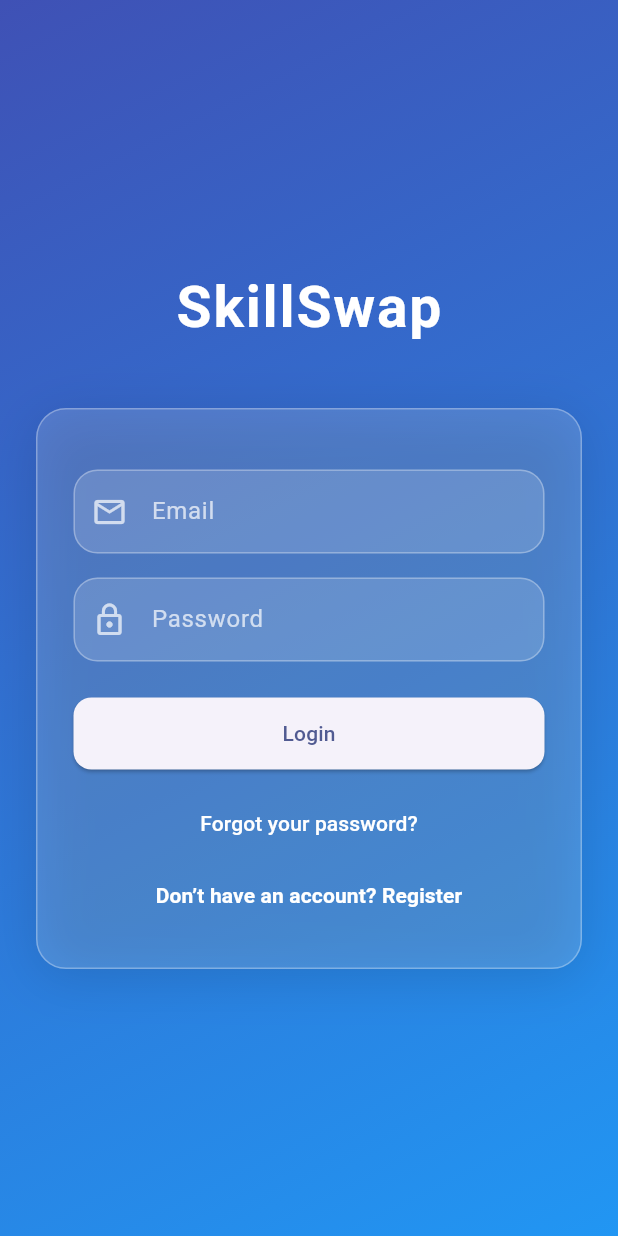
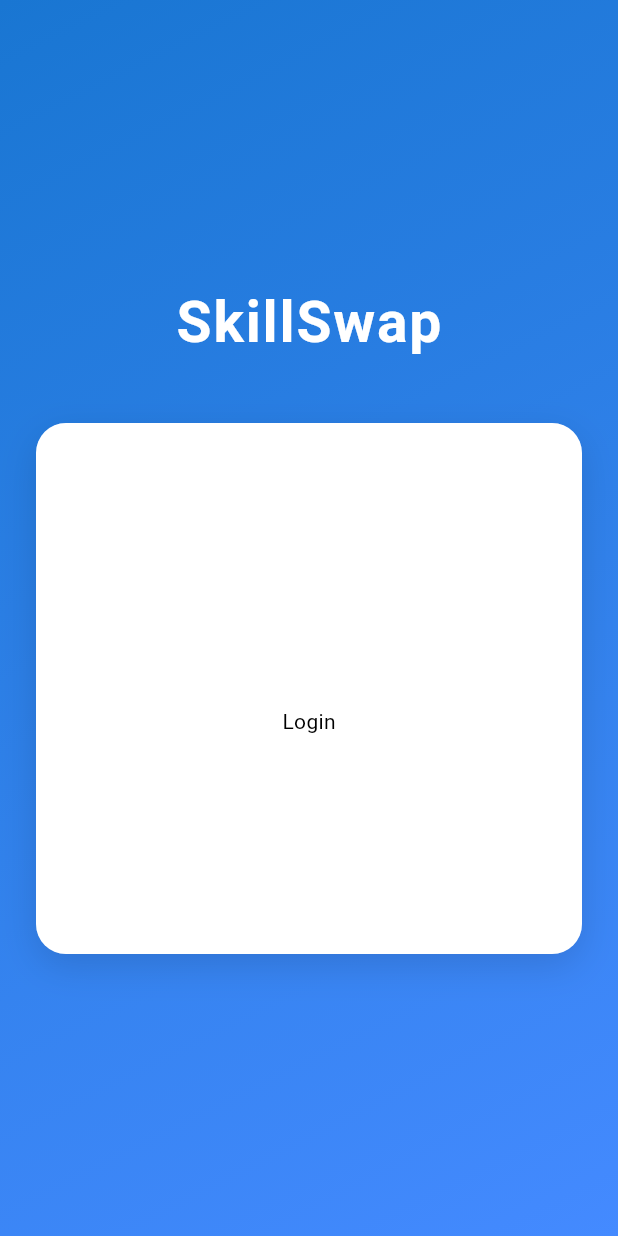
Before and after one commit to preetiahuja18/Codermates-Odoo, a Flutter app: the screen it shows after launch, on a phone screen of 412 x 824 dp. Run offline on Flutter 3.47's test engine with Material 3 defaults, Android fonts, the phone set to English and light mode, and no system bars; drawn by our look-alikes of flutter_animate.

Commit message:
code changes

```diff
--- a/frontend/lib/core/utils/style.dart
+++ b/frontend/lib/core/utils/style.dart
@@ -6,8 +6,8 @@ abstract class AxStyle {
   static const Color white = Color(0xffffffff);
 
 
-  static const Color primaryBgColor = AxStyle.black;
-  static const Color primaryTextColor = AxStyle.white;
+  static const Color primaryBgColor = AxStyle.white;
+  static const Color primaryTextColor = AxStyle.black;
 
   static const TextStyle primaryTextStyle = TextStyle(
     color: primaryTextColor
--- a/frontend/lib/core/widget/components/input.dart
+++ b/frontend/lib/core/widget/components/input.dart
@@ -1,4 +1,5 @@
 import 'package:flutter/material.dart';
+import 'package:skill_swap/core/utils/style.dart';
 
 class InputField extends StatelessWidget {
   final TextEditingController controller;
@@ -19,23 +20,26 @@ class InputField extends StatelessWidget {
     return TextField(
       controller: controller,
       obscureText: obscureText,
-      style: const TextStyle(color: Colors.white),
-      cursorColor: Colors.white,
+      style: AxStyle.primaryTextStyle.copyWith(color: AxStyle.white),
+      cursorColor: AxStyle.white,
       decoration: InputDecoration(
         prefixIcon: icon != null
-            ? Icon(icon, color: Colors.white70)
+            ? Icon(icon, color: AxStyle.white.withValues(alpha: 0.7))
             : null,
         hintText: hintText,
-        hintStyle: TextStyle(color: Colors.white.withOpacity(0.7)),
+        hintStyle: AxStyle.primaryTextStyle.copyWith(
+          color: AxStyle.white.withValues(alpha: 0.7),
+        ),
         filled: true,
-        fillColor: Colors.white.withOpacity(0.15),
+        fillColor: AxStyle.white.withValues(alpha: 0.12),
+        contentPadding: AxButtonStyle.innerPadding,
         enabledBorder: OutlineInputBorder(
-          borderRadius: BorderRadius.circular(16),
-          borderSide: BorderSide(color: Colors.white.withOpacity(0.3)),
+          borderRadius: AxButtonStyle.borderRadius,
+          borderSide: BorderSide(color: AxStyle.white.withValues(alpha: 0.3)),
         ),
         focusedBorder: OutlineInputBorder(
-          borderRadius: BorderRadius.circular(16),
-          borderSide: const BorderSide(color: Colors.white, width: 1.5),
+          borderRadius: AxButtonStyle.borderRadius,
+          borderSide: BorderSide(color: AxStyle.white, width: 1.5),
         ),
       ),
     );
--- a/frontend/lib/core/widget/components/primary_button.dart
+++ b/frontend/lib/core/widget/components/primary_button.dart
@@ -1,20 +1,32 @@
 import 'package:flutter/material.dart';
+import 'package:skill_swap/core/utils/style.dart';
 
 class PrimaryButton extends StatelessWidget {
   final String text;
   final VoidCallback? onPressed;
 
-  const PrimaryButton({super.key, required this.text, required this.onPressed});
+  const PrimaryButton({
+    super.key,
+    required this.text,
+    required this.onPressed,
+  });
 
   @override
   Widget build(BuildContext context) {
-    return ElevatedButton(
-      onPressed: onPressed,
-      style: ElevatedButton.styleFrom(
-        minimumSize: const Size(double.infinity, 48),
-        shape: RoundedRectangleBorder(borderRadius: BorderRadius.circular(12)),
+    return GestureDetector(
+      onTap: onPressed,
+      child: Container(
+        width: double.infinity,
+        padding: AxButtonStyle.innerPadding,
+        decoration: AxButtonStyle.filled,
+        alignment: Alignment.center,
+        child: Text(
+          text,
+          style: AxButtonStyle.filledTextStyle.copyWith(
+            fontWeight: FontWeight.bold,
+          ),
+        ),
       ),
-      child: Text(text),
     );
   }
 }
--- a/frontend/lib/core/widget/layout/body.layout.dart
+++ b/frontend/lib/core/widget/layout/body.layout.dart
@@ -4,8 +4,13 @@ import 'package:skill_swap/core/utils/style.dart';
 class BodyLayout extends StatelessWidget {
 
   final Widget body;
+  final bool showAppBar;
 
-  const BodyLayout({super.key,required this.body});
+   const BodyLayout({
+    super.key,
+    required this.body,
+    this.showAppBar = true,
+  });
 
   @override
   Widget build(BuildContext context) {
@@ -13,13 +18,16 @@ class BodyLayout extends StatelessWidget {
 
 
     return Scaffold(
-      appBar: AppBar(
-        backgroundColor: AxStyle.primaryBgColor,
-        title: Text(
-          "Skill Swap",
-          style: AxStyle.primaryTextStyle,
-        ),
-      ),
+      appBar: showAppBar
+      ? AppBar(
+          backgroundColor: AxStyle.primaryBgColor,
+          title: Text(
+            "Skill Swap",
+            style: AxStyle.primaryTextStyle,
+          ),
+        )
+      : null,
+
       body: body,
     );
   }
--- a/frontend/lib/screens/login_screen.dart
+++ b/frontend/lib/screens/login_screen.dart
@@ -1,13 +1,18 @@
 import 'package:flutter/material.dart';
 import 'package:flutter_animate/flutter_animate.dart';
 import 'package:provider/provider.dart';
+import 'package:skill_swap/core/utils/extentions.dart';
+import 'package:skill_swap/core/utils/style.dart';
+import 'package:skill_swap/core/widget/button/filled.widget.dart';
 import 'package:skill_swap/core/widget/components/input.dart';
-import 'package:skill_swap/core/widget/components/primary_button.dart';
+import 'package:skill_swap/core/widget/layout/body.layout.dart';
+
 import '../providers/auth_provider.dart';
 import 'home_screen.dart';
 
 class LoginScreen extends StatefulWidget {
   const LoginScreen({super.key});
+
   @override
   State<LoginScreen> createState() => _LoginScreenState();
 }
@@ -20,8 +25,9 @@ class _LoginScreenState extends State<LoginScreen> {
   bool isRegisterMode = false;
   bool isLoading = false;
 
-  void handleSubmit() async {
+  Future<void> handleSubmit() async {
     setState(() => isLoading = true);
+
     final email = emailCtrl.text.trim();
     final password = passwordCtrl.text.trim();
     final username = usernameCtrl.text.trim();
@@ -32,49 +38,46 @@ class _LoginScreenState extends State<LoginScreen> {
       if (success) {
         Navigator.pushReplacement(context, MaterialPageRoute(builder: (_) => const HomeScreen()));
       } else {
-        setState(() => isRegisterMode = true);
+        setState(() => isRegisterMode = true); // fallback to registrationz
       }
     } else {
       final registered = await auth.register(username, email, password);
       if (registered) {
         Navigator.pushReplacement(context, MaterialPageRoute(builder: (_) => const HomeScreen()));
       } else {
-        ScaffoldMessenger.of(context).showSnackBar(const SnackBar(content: Text("Registration Failed")));
+        ScaffoldMessenger.of(context).showSnackBar(
+          const SnackBar(content: Text("Registration Failed")),
+        );
       }
     }
+
     setState(() => isLoading = false);
   }
 
   @override
   Widget build(BuildContext context) {
-    return Scaffold(
-      // appBar: AppBar(backgroundColor: Colors.transparent,
-      // elevation:0,
-      // title:Text(isRegisterMode ? "Register" : "Login",
-      // style: const TextStyle(
-      //   fontWeight: FontWeight.bold,
-      //   fontSize: 22,
-      //   color: Colors.white,
-      // ),),
-      // centerTitle: true,),
-      extendBodyBehindAppBar: true,
+    return BodyLayout(
+      showAppBar: false,
       body: Container(
-        decoration: const BoxDecoration(
+        width: double.infinity,
+        padding: const EdgeInsets.symmetric(horizontal: 24, vertical: 40),
+        decoration: BoxDecoration(
           gradient: LinearGradient(
-            colors: [Color(0xFF3F51B5), Color(0xFF2196F3)],
+            colors: context.isMobile
+                ? [Colors.blue.shade700, Colors.blueAccent]
+                : [Colors.deepPurple, Colors.indigo],
             begin: Alignment.topLeft,
             end: Alignment.bottomRight,
           ),
         ),
         child: Center(
           child: SingleChildScrollView(
-            padding: const EdgeInsets.all(24),
+            child: Animate(
+              effects: const [FadeEffect(), ScaleEffect()],
               child: Column(
-              mainAxisAlignment: MainAxisAlignment.center,
+                mainAxisSize: MainAxisSize.min,
                 children: [
-                Animate(
-                  effects: const [FadeEffect(), ScaleEffect()],
-                  child: const Text(
+                  const Text(
                     "SkillSwap",
                     style: TextStyle(
                       fontSize: 38,
@@ -83,23 +86,21 @@ class _LoginScreenState extends State<LoginScreen> {
                       letterSpacing: 1.2,
                     ),
                   ),
-                ),
                   const SizedBox(height: 40),
-                Animate(
-                  effects: const [FadeEffect(delay: Duration(milliseconds: 300)), SlideEffect()],
-                  child: Container(
+                  Container(
                     padding: const EdgeInsets.all(24),
+                    width: context.isDeskTop ? 500 : double.infinity,
                     decoration: BoxDecoration(
-                      color: Colors.white.withOpacity(0.15),
+                      color: Colors.white,
                       borderRadius: BorderRadius.circular(20),
-                      boxShadow: [
+                      border: Border.all(color: Colors.white.withOpacity(0.3)),
+                      boxShadow: const [
                         BoxShadow(
                           color: Colors.black12,
-                          blurRadius: 30,
-                          offset: const Offset(0, 6),
-                        )
+                          blurRadius: 20,
+                          offset: Offset(0, 8),
+                        ),
                       ],
-                      border: Border.all(color: Colors.white.withOpacity(0.3)),
                     ),
                     child: Column(
                       children: [
@@ -122,20 +123,19 @@ InputField(
                           icon: Icons.lock_outline,
                           obscureText: true,
                         ),
-
                         const SizedBox(height: 24),
-                        PrimaryButton(
-                          text: isLoading
+                        AxFilledButton(
+                          label: isLoading
                               ? "Please wait..."
                               : isRegisterMode
                                   ? "Register"
                                   : "Login",
-                          onPressed: isLoading ? null : handleSubmit,
-                        ).animate().fadeIn(delay: 600.ms).scale(),
+                          onPressed: isLoading ? () {} : handleSubmit,
+                        ).animate().fadeIn(delay: 500.ms).scale(),
                         const SizedBox(height: 12),
                         TextButton(
                           onPressed: () {
-                            // TODO: Navigate to Forgot Password
+
                           },
                           child: const Text(
                             "Forgot your password?",
@@ -161,8 +161,8 @@ InputField(
                       ],
                     ),
                   ),
+                ],
               ),
-              ],
             ),
           ),
         ),
```
Also changed, not shown: frontend/lib/core/widget/components/secondary_button.dart (deleted, +0 -20 lines). Lines whose indentation alone changed are shown as unchanged.
